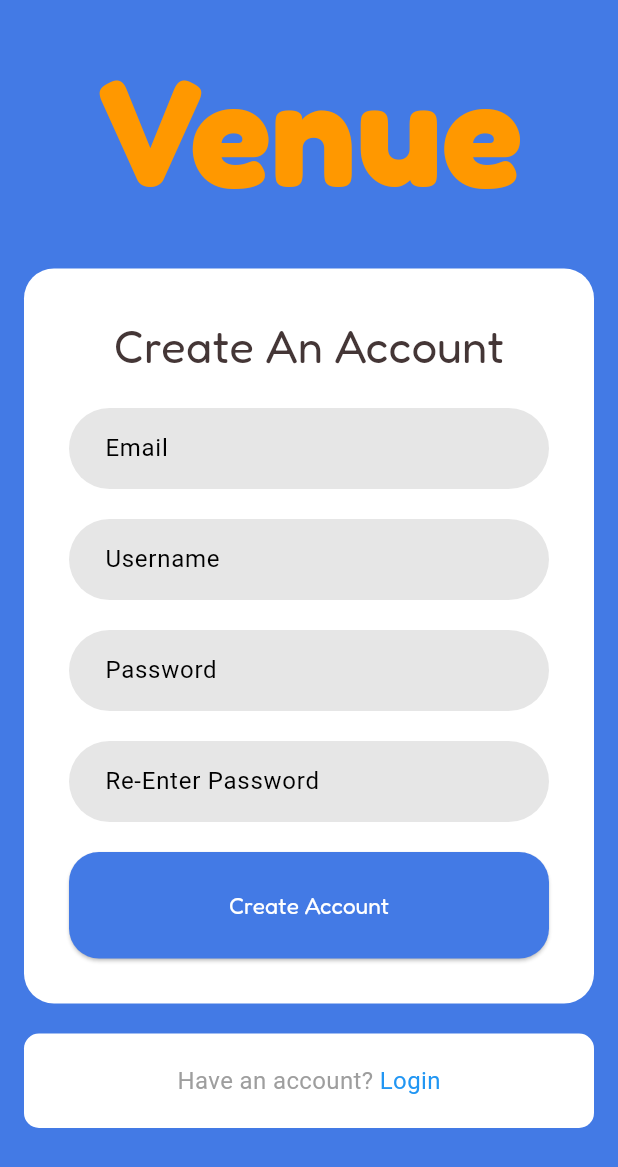
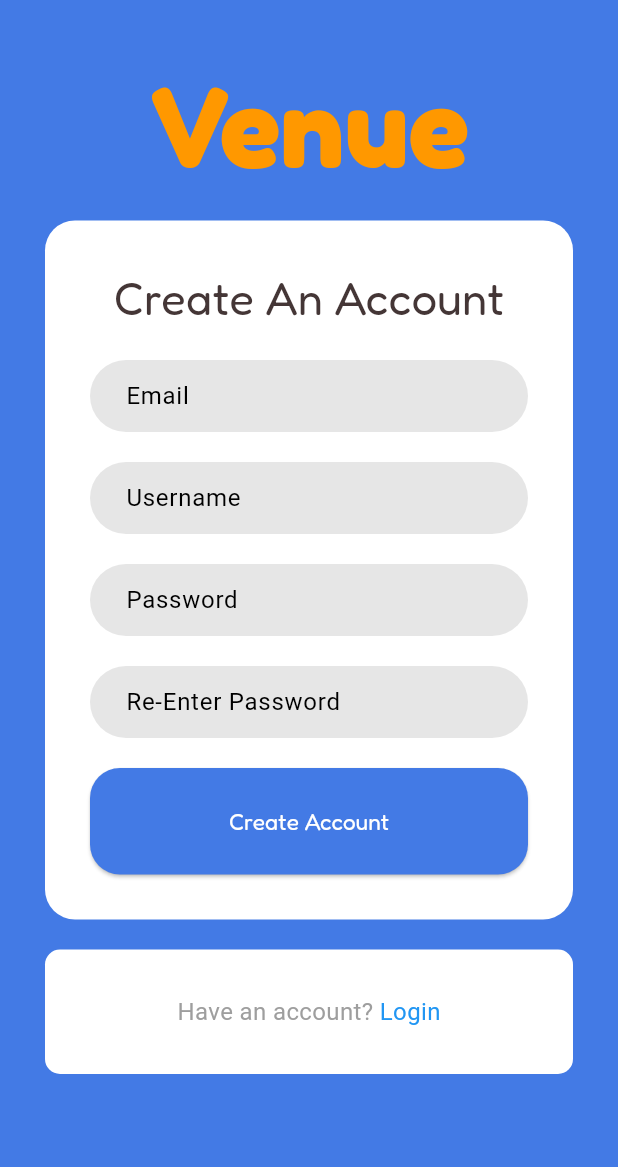
Before and after one commit to trungtran1234/Venue, a Flutter app: the screen it shows after launch, on a phone screen of 412 x 824 dp. Shown: the top 1167 px of the screen. Run offline on Flutter 3.47's test engine with Material 3 defaults, Android fonts, the phone set to English and light mode, and no system bars.

Commit message:
small ui changes

```diff
--- a/lib/signup.dart
+++ b/lib/signup.dart
@@ -5,7 +5,7 @@ class SignUpPage extends StatelessWidget {
   Widget build(BuildContext context) {
     return Scaffold(
       body: Padding(
-        padding: EdgeInsets.all(16.0),
+        padding: EdgeInsets.all(30.0),
         child: Column(
           crossAxisAlignment: CrossAxisAlignment.stretch,
           children: [
@@ -17,12 +17,12 @@ class SignUpPage extends StatelessWidget {
                 style: TextStyle(
                   color: Colors.orange,
                   fontFamily: 'Fredoka',
-                  fontSize: 100.0,
+                  fontSize: 75.0,
                   fontWeight: FontWeight.bold,
                 ),
               ),
             ),
-            SizedBox(height: 20.0), // Spacer
+            SizedBox(height: 10.0), // Spacer
             // Container for the sign-up form
             Container(
               decoration: BoxDecoration(
@@ -80,14 +80,14 @@ class SignUpPage extends StatelessWidget {
               ),
             ),
             SizedBox(height: 20.0), // Spacer
-            // Container for the login option
+            // Container for the sign-up option
             Container(
               decoration: BoxDecoration(
                 color: Colors.white,
                 borderRadius: BorderRadius.circular(10),
               ),
               alignment: Alignment.center,
-              padding: EdgeInsets.all(20.0),
+              padding: EdgeInsets.all(30.0),
               child: Row(
                 mainAxisAlignment: MainAxisAlignment.center,
                 children: [
@@ -98,10 +98,10 @@ class SignUpPage extends StatelessWidget {
                       fontSize: 16.0,
                     ),
                   ),
-                  // GestureDetector for the login option
+                  // GestureDetector for the sign-up option
                   GestureDetector(
                     onTap: () {
-                      // Handle navigation to login page here
+                      // Handle navigation to sign-up page here
                     },
                     child: Text(
                       'Login',
@@ -145,7 +145,7 @@ class _SignUpFormState extends State<SignUpForm> {
             hintText: 'Email',
             filled: true,
             fillColor: Color(0xFFE6E6E6),
-            contentPadding: EdgeInsets.symmetric(vertical: 15, horizontal: 20),
+            contentPadding: EdgeInsets.symmetric(vertical: 10, horizontal: 20),
             border: OutlineInputBorder(
               borderRadius: BorderRadius.circular(50.0),
               borderSide: BorderSide.none,
@@ -160,7 +160,7 @@ class _SignUpFormState extends State<SignUpForm> {
             hintText: 'Username',
             filled: true,
             fillColor: Color(0xFFE6E6E6),
-            contentPadding: EdgeInsets.symmetric(vertical: 15, horizontal: 20),
+            contentPadding: EdgeInsets.symmetric(vertical: 10, horizontal: 20),
             border: OutlineInputBorder(
               borderRadius: BorderRadius.circular(50.0),
               borderSide: BorderSide.none,
@@ -175,7 +175,7 @@ class _SignUpFormState extends State<SignUpForm> {
             hintText: 'Password',
             filled: true,
             fillColor: Color(0xFFE6E6E6),
-            contentPadding: EdgeInsets.symmetric(vertical: 15, horizontal: 20),
+            contentPadding: EdgeInsets.symmetric(vertical: 10, horizontal: 20),
             border: OutlineInputBorder(
               borderRadius: BorderRadius.circular(50.0),
               borderSide: BorderSide.none,
@@ -191,7 +191,7 @@ class _SignUpFormState extends State<SignUpForm> {
             hintText: 'Re-Enter Password',
             filled: true,
             fillColor: Color(0xFFE6E6E6),
-            contentPadding: EdgeInsets.symmetric(vertical: 15, horizontal: 20),
+            contentPadding: EdgeInsets.symmetric(vertical: 10, horizontal: 20),
             border: OutlineInputBorder(
               borderRadius: BorderRadius.circular(50.0),
               borderSide: BorderSide.none,
```
Also changed, not shown: lib/login.dart (+8 -8 lines).
